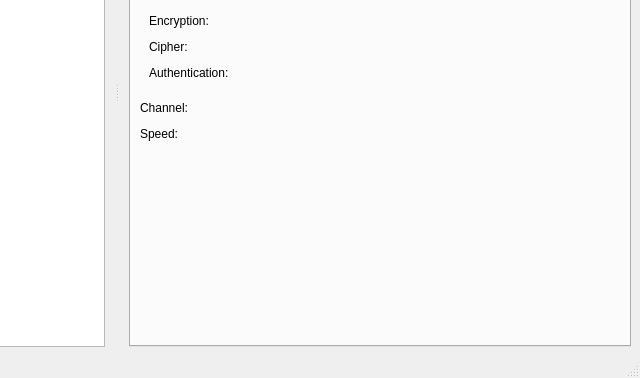
First picture: the form in airodb_analyzer/designer/mainForm.ui, repository jeremydumais/airodb-analyzer, before the edit; both pictures show x 160 to 800 and y 222 to 600 of the 800 by 600 pixel window.
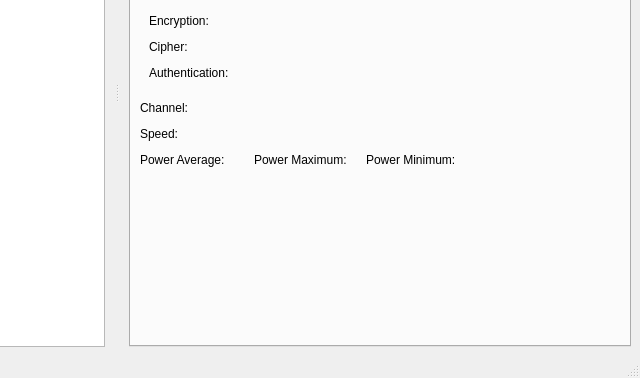
Second picture: the form after the edit. The open tabs and pages were chosen to show the change. Icons and pictures are not drawn.

```diff
--- a/airodb_analyzer/designer/mainForm.ui
+++ b/airodb_analyzer/designer/mainForm.ui
@@ -346,6 +346,71 @@
             </item>
            </layout>
           </item>
+          <item>
+           <layout class="QHBoxLayout" name="horizontalLayout_11">
+            <item>
+             <widget class="QLabel" name="labelCaptionPowerAvg">
+              <property name="text">
+               <string>Power Average:</string>
+              </property>
+             </widget>
+            </item>
+            <item>
+             <widget class="QLabel" name="labelPowerAvg">
+              <property name="styleSheet">
+               <string notr="true">margin-right:10px</string>
+              </property>
+              <property name="text">
+               <string/>
+              </property>
+             </widget>
+            </item>
+            <item>
+             <widget class="QLabel" name="labelCaptionPowerMax">
+              <property name="text">
+               <string>Power Maximum:</string>
+              </property>
+             </widget>
+            </item>
+            <item>
+             <widget class="QLabel" name="labelPowerMax">
+              <property name="text">
+               <string/>
+              </property>
+             </widget>
+            </item>
+            <item>
+             <widget class="QLabel" name="labelCaptionPowerMin">
+              <property name="text">
+               <string>Power Minimum:</string>
+              </property>
+             </widget>
+            </item>
+            <item>
+             <widget class="QLabel" name="labelPowerMin">
+              <property name="styleSheet">
+               <string notr="true">margin-right:10px</string>
+              </property>
+              <property name="text">
+               <string/>
+              </property>
+             </widget>
+            </item>
+            <item>
+             <spacer name="horizontalSpacer_11">
+              <property name="orientation">
+               <enum>Qt::Horizontal</enum>
+              </property>
+              <property name="sizeHint" stdset="0">
+               <size>
+                <width>40</width>
+                <height>20</height>
+               </size>
+              </property>
+             </spacer>
+            </item>
+           </layout>
+          </item>
           <item>
            <spacer name="verticalSpacer">
             <property name="orientation">
```
Left out of the diff: 4 changed lines with no effect on the pictures.
